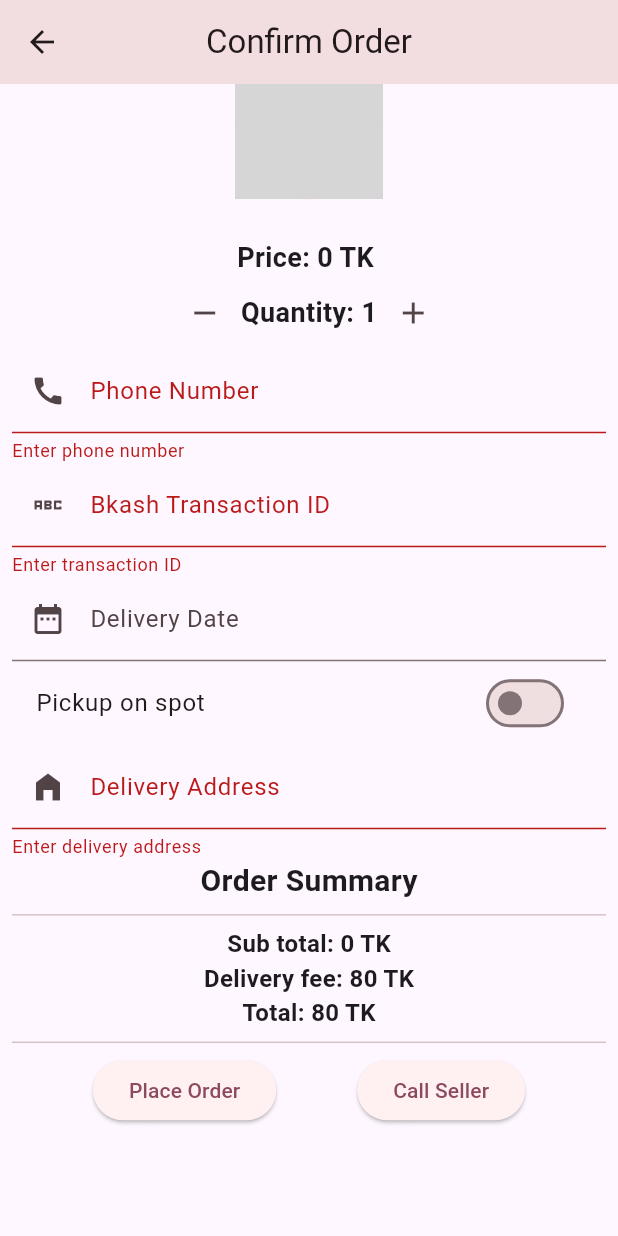
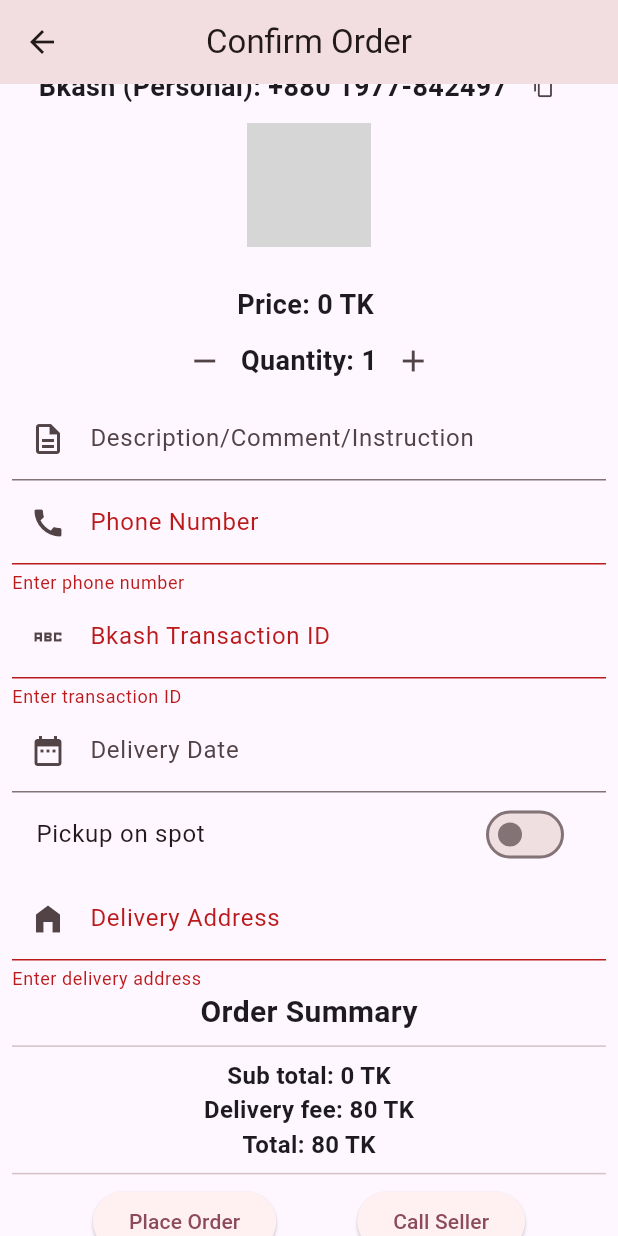
Before and after one commit to Rafid-Al-Raiyan/marz-bakes, a Flutter app: the PlaceOrder screen opened directly with empty values, scrolled down 56 dp, after a tap on "Place Order", on a phone screen of 412 x 824 dp. Run offline on Flutter 3.47's test engine with Material 3 defaults, Android fonts, the phone set to English and light mode, and no system bars; our stand-ins replace animated_splash_screen, carousel_slider, cloud_firestore, firebase_auth, firebase_core, firebase_storage and 2 more; accounts and stored records are empty; network calls fail; grey boxes are pictures that could not be loaded.

Commit message:
fifth commit

```diff
--- a/lib/backend_services/firestore_services.dart
+++ b/lib/backend_services/firestore_services.dart
@@ -111,12 +111,13 @@ class FireStoreService {
       DocumentSnapshot myData = await fireStore.collection('users').doc(currentUser).get();
 
       DocumentReference documentReference = fireStore.collection('orders').doc();
-      orderData['name'] = myData.get('name');
+      orderData['name'] = await myData.get('Name');
       orderData['oid'] = documentReference.id;
       orderData['ordered-by'] = currentUser;
       documentReference.set(orderData);
       return 'success';
     } catch (e) {
+      print(e);
       return 'fail';
     }
   }
--- a/lib/splash_screen.dart
+++ b/lib/splash_screen.dart
@@ -20,7 +20,7 @@ class _SplashScreenState extends State<SplashScreen> {
   List<String> adminEmails = [
     'marzbakes@gmail.com',
     'crystalizedmeteorite@gmail.com',
-    'cse_2012020024@lus.ac.bd'
+    'cse_2012020024@lus.ac.bd',
   ];
 
   @override
--- a/lib/ui/admin/admin_home_page.dart
+++ b/lib/ui/admin/admin_home_page.dart
@@ -45,7 +45,7 @@ class _AdminHomePageState extends State<AdminHomePage> {
   Widget build(BuildContext context) {
     return Scaffold(
       appBar: AppBar(
-        title: const Text("Merz Bakes"),
+        title: const Text("Marz Bakes"),
         centerTitle: true,
         actions: [
           IconButton(
--- a/lib/ui/customer/place_order.dart
+++ b/lib/ui/customer/place_order.dart
@@ -1,4 +1,5 @@
 import 'package:flutter/material.dart';
+import 'package:flutter/services.dart';
 import 'package:get/get.dart';
 import 'package:intl/intl.dart';
 import 'package:marz_bakes/backend_services/firestore_services.dart';
@@ -17,6 +18,7 @@ class _PlaceOrderState extends State<PlaceOrder> {
   TextEditingController transactionController = TextEditingController();
   TextEditingController numberController = TextEditingController();
   TextEditingController dateController = TextEditingController();
+  TextEditingController descriptionController = TextEditingController();
   DateTime deliveryDate = DateTime.now().add(const Duration(days: 7));
 
   Map<String, dynamic> item = Get.arguments;
@@ -32,6 +34,8 @@ class _PlaceOrderState extends State<PlaceOrder> {
       'name': '',
       'oid': '',
       'ordered-by': '',
+      'comment': descriptionController.text.trim(),
+      'quantity': quantity,
       'title': item['title'],
       'url': item['url'],
       'id': item['id'],
@@ -51,8 +55,7 @@ class _PlaceOrderState extends State<PlaceOrder> {
         colorText: Colors.white,
         backgroundColor: Colors.green,
       );
-    }
-    else{
+    } else {
       Get.snackbar(
         "Your order adding operation failed.",
         "Try again. Thank you.",
@@ -93,11 +96,33 @@ class _PlaceOrderState extends State<PlaceOrder> {
                   style: TextStyle(
                     fontSize: Get.textScaleFactor * 18,
                     fontWeight: FontWeight.bold,
-                      color: Colors.red),
+                    color: Colors.red,
+                  ),
+                ),
+                Row(
+                  mainAxisAlignment: MainAxisAlignment.center,
+                  children: [
+                    Text(
+                      "Bkash (Personal): +880 1977-842497",
+                      style: TextStyle(
+                        fontSize: Get.textScaleFactor * 18,
+                        fontWeight: FontWeight.bold,
+                      ),
+                    ),
+                    IconButton(
+                      onPressed: () async {
+                        await Clipboard.setData(const ClipboardData(text: "01977842497"));
+                      },
+                      icon: const Icon(
+                        Icons.copy,
+                        size: 15,
+                      ),
+                    )
+                  ],
                 ),
                 CircleAvatar(
                   backgroundImage: NetworkImage(item['url']),
-                  radius: Get.width * 0.12,
+                  radius: Get.width * 0.1,
                 ),
                 Text(
                   item['title'],
@@ -142,6 +167,16 @@ class _PlaceOrderState extends State<PlaceOrder> {
                   ],
                 ),
                 TextFormField(
+                  controller: descriptionController,
+                  maxLines: null,
+                  minLines: null,
+                  decoration: const InputDecoration(
+                    label: Text("Description/Comment/Instruction"),
+                    prefixIcon: Icon(Icons.description_outlined),
+                    // helperText: "Delivery inside Sylhet only."
+                  ),
+                ),
+                TextFormField(
                   controller: numberController,
                   validator: (value) {
                     if (value!.isEmpty) {
@@ -168,6 +203,7 @@ class _PlaceOrderState extends State<PlaceOrder> {
                   decoration: const InputDecoration(
                       label: Text("Bkash Transaction ID"),
                       prefixIcon: Icon(Icons.abc_sharp),
+                      helperText: "Must pay 50% of total amount when placing order"
                       // helperText: "Delivery inside Sylhet only."
                       ),
                 ),
```
Also changed, not shown: lib/ui/admin/view_orders_page.dart (+16 -0 lines), lib/ui/authentication/log_in_page.dart (+9 -2 lines), lib/ui/customer/home_page.dart (+38 -6 lines), images/facebook.png (added), images/insta.jpg (added), images/insta.png (added), images/whatsapp.png (added). Lines whose indentation alone changed are shown as unchanged.
